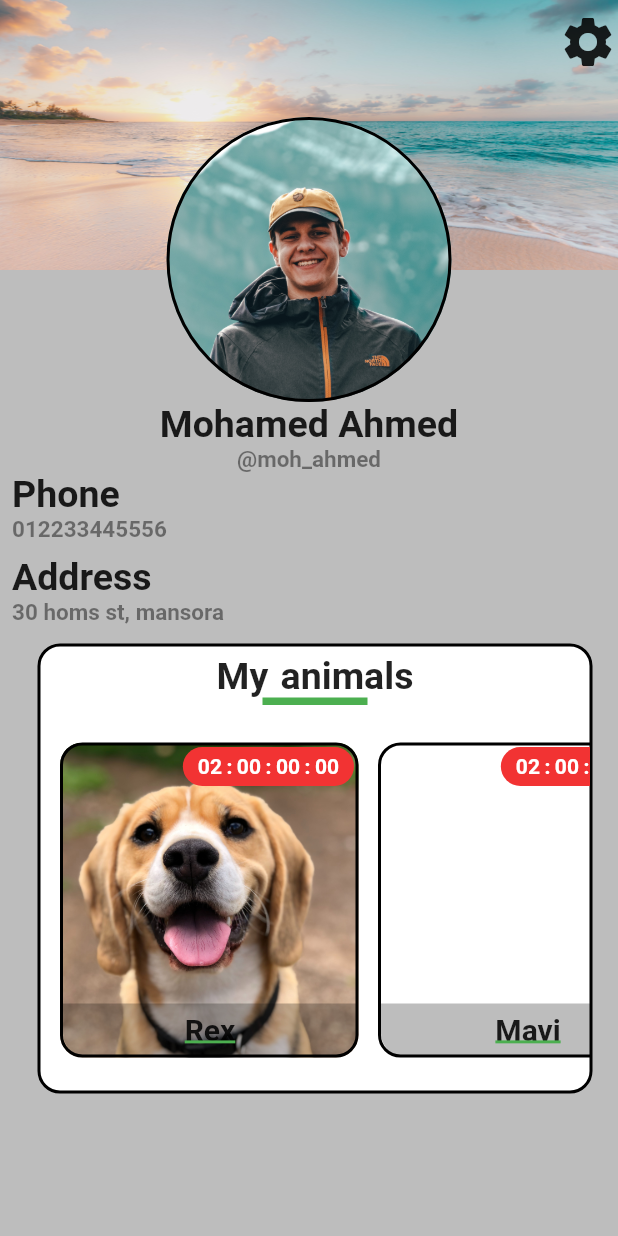
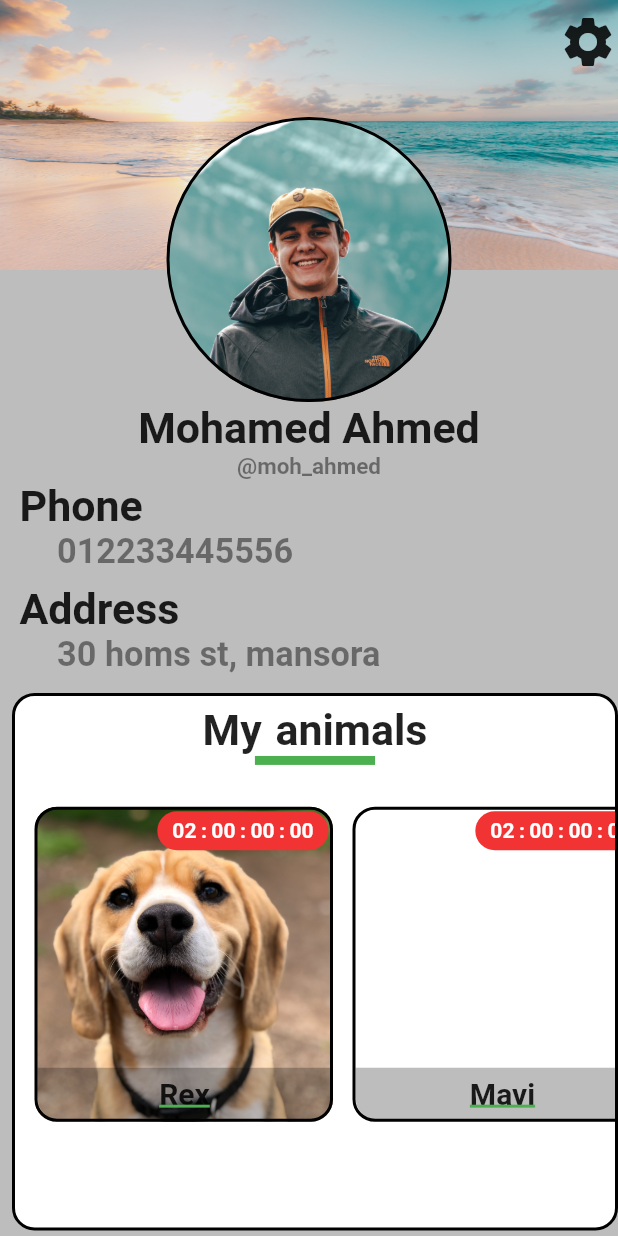
Before and after one commit to mostafa-mosad1/fff51, a Flutter app: the Profile widget shown alone on an empty page, opened directly, on a phone screen of 412 x 824 dp. Run offline on Flutter 3.47's test engine with Material 2 defaults, Android fonts, the phone set to English and light mode, and no system bars; drawn by our look-alikes of slide_countdown; our stand-ins replace badges, carousel_pro, curved_navigation_bar, flutter_screenutil, flutter_svg, image_picker and 1 more; project files that could hold a hidden picture were left out.

Commit message:
Merge remote-tracking branch 'github/master'

```diff
--- a/lib/pages/profile/profile.dart
+++ b/lib/pages/profile/profile.dart
@@ -2,6 +2,7 @@ import 'package:fff/components.dart';
 import 'package:fff/pages/profile/edit_profile.dart';
 import 'package:flutter/cupertino.dart';
 import 'package:flutter/material.dart';
+import 'package:flutter_screenutil/flutter_screenutil.dart';
 import 'package:slide_countdown/slide_countdown.dart';
 
 class Profile extends StatefulWidget {
@@ -92,12 +93,12 @@ class _ProfileState extends State<Profile> {
                         ? Text(
                             "${widget.name}",
                             style: TextStyle(
-                                fontWeight: FontWeight.bold, fontSize: 25),
+                                fontWeight: FontWeight.bold, fontSize: 25.sp),
                           )
                         : Text(
                             "${na}",
                             style: TextStyle(
-                                fontWeight: FontWeight.bold, fontSize: 25),
+                                fontWeight: FontWeight.bold, fontSize: 25.sp),
                           )),
                 Center(
                   child: Text(
@@ -114,64 +115,74 @@ class _ProfileState extends State<Profile> {
                     children: [
                       Container(
                         alignment: Alignment.topLeft,
+                        margin: EdgeInsets.only(left: 5),
                         child: Text(
                           "Phone",
                           style: TextStyle(
-                              fontWeight: FontWeight.bold, fontSize: 25),
+                              fontWeight: FontWeight.bold, fontSize: 25.sp),
                         ),
                       ),
                       Container(
                           alignment: Alignment.topLeft,
+                          margin: EdgeInsets.only(left: 15),
                           child: widget.phone != null
                               ? Text(
                                   "${widget.phone}",
                                   style: TextStyle(
                                       color: Colors.black45,
                                       fontWeight: FontWeight.bold,
-                                      fontSize: 15),
+                                      fontSize: 20.spMax),
                                 )
-                              : Text(
+                              : Container(
+                            margin: EdgeInsets.only(left: 15),
+                                child: Text(
                                       "${ph}",
                                     style: TextStyle(
                                         color: Colors.black45,
                                         fontWeight: FontWeight.bold,
-                                      fontSize: 15),
+                                        fontSize: 20.spMax),
+                                  ),
                               )),
                       SizedBox(
                         height: 8,
                       ),
                       Container(
                         alignment: Alignment.topLeft,
+                        margin: EdgeInsets.only(left: 5),
                         child: Text(
                           "Address",
                           style: TextStyle(
-                              fontWeight: FontWeight.bold, fontSize: 25),
+                              fontWeight: FontWeight.bold, fontSize: 25.sp),
                         ),
                       ),
                       Container(
                           alignment: Alignment.topLeft,
+                          margin: EdgeInsets.only(left: 15),
                           child: widget.address != null
                               ? Text(
                                   "${widget.address}",
                                   style: TextStyle(
                                       color: Colors.black45,
                                       fontWeight: FontWeight.bold,
-                                      fontSize: 15),
+                                      fontSize: 20.sp),
                                 )
-                              : Text(
+                              : Container(
+                            margin: EdgeInsets.only(left: 15),
+                                child: Text(
                                     "${ad}",
                                     style: TextStyle(
                                         color: Colors.black45,
                                         fontWeight: FontWeight.bold,
-                                      fontSize: 15),
+                                        fontSize: 20.sp),
+                                  ),
                               )),
                       SizedBox(
                         height: 12,
                       ),
                       Center(
                           child: Container(
-                        width: 370,
-                        height: 300,
+                        width: 370.w,
+                        height: 300.h,
                         decoration: BoxDecoration(
                             color: Colors.white,
                             border: Border.all(width: 2, color: Colors.black),
@@ -179,25 +190,25 @@ class _ProfileState extends State<Profile> {
                         child: Column(
                           children: [
                             SizedBox(
-                              height: 5,
+                              height: 5.h,
                             ),
                             SizedBox(
-                              width: 75,
+                              width: 75.w,
                             ),
                             Center(
                                 child: Text("My animals",
                                     style: TextStyle(
                                         wordSpacing: 2,
                                         decorationThickness: 3,
-                                        fontSize: 25,
+                                        fontSize: 25.sp,
                                         fontWeight: FontWeight.bold))),
                             Container(
-                              width: 70,
-                              height: 5,
+                              width: 70.w,
+                              height: 5.h,
                               color: Colors.green,
                             ),
                             SizedBox(
-                              height: 15,
+                              height: 15.h,
                             ),
                             SingleChildScrollView(
                               scrollDirection: Axis.horizontal,
@@ -209,7 +220,7 @@ class _ProfileState extends State<Profile> {
                                       color: Colors.red,
                                       child: Icon(
                                         Icons.delete,
-                                        size: 60,
+                                        size: 60.h,
                                       ),
                                     ),
                                     direction: DismissDirection.vertical,
--- a/lib/pages/shop/shop.dart
+++ b/lib/pages/shop/shop.dart
@@ -6,7 +6,11 @@ import 'package:fff/pages/shop/food.dart';
 import 'package:fff/pages/shop/pet.dart';
 import 'package:fff/pages/shop/shop_management.dart';
 import 'package:flutter/cupertino.dart';
+import 'package:flutter/cupertino.dart';
 import 'package:flutter/material.dart';
+import 'package:flutter/material.dart';
+import 'package:flutter/widgets.dart';
+import 'package:flutter_screenutil/flutter_screenutil.dart';
 
 import '../../auth/signup.dart';
 
@@ -23,11 +27,15 @@ class _shopState extends State<shop> {
     return SafeArea(
         child: Scaffold(
           body: Container(
+            width: MediaQuery.of(context).size.width,
+            height: MediaQuery.of(context).size.height,
             color: Colors.grey,
+            child: SingleChildScrollView(
               child: Column(
                 children: [
                   Container(
-                  height: 270,
+                    height: MediaQuery.of(context).size.height * 0.4,
+                    //height: 270,
                     width: double.infinity,
                     child: Carousel(
                       images: [
@@ -56,26 +64,27 @@ class _shopState extends State<shop> {
                         InkWell(
                             onTap: () => Navigator.of(context)
                                 .push(MaterialPageRoute(builder: (c) => pet())),
-                          child: temple(name: "pet", image: "images/cat.jpg")),
+                            child: temple(name: "pet", image: "images/cat.jpg",context:context )),
                         InkWell(
                             onTap: () => Navigator.of(context).push(
                                 MaterialPageRoute(builder: (c) => accessories())),
                             child: temple(
-                              name: "accessories", image: "images/acces.jpg")),
+                                name: "accessories", image: "images/acces.jpg",context:context)),
                         InkWell(
                             onTap: () => Navigator.of(context)
                                 .push(MaterialPageRoute(builder: (c) => food())),
-                          child: temple(name: "food", image: "images/food.jpg")),
+                            child: temple(name: "food", image: "images/food.jpg",context:context)),
                         InkWell(
                             onTap: () => Navigator.of(context)
                                 .push(MaterialPageRoute(builder: (c) => drugs())),
-                          child: temple(name: "drugs", image: "images/drugs.jpg")),
+                            child: temple(name: "drugs", image: "images/drugs.jpg",context:context)),
                       ],
                     ),
                   )
                 ],
               ),
             ),
+          ),
         ));
   }
 }
```
Lines whose indentation alone changed are shown as unchanged.
